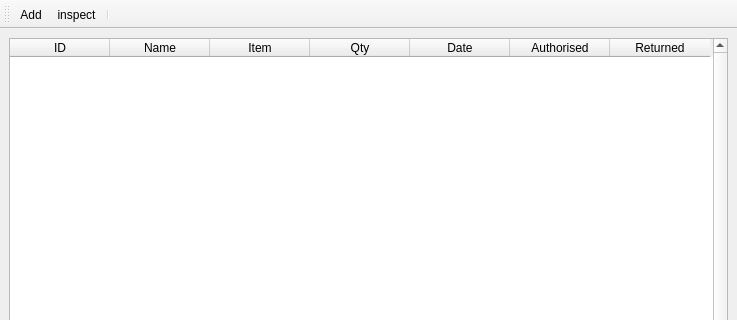
Qt form mainwindow.ui (an-owl/storeman) before a commit; both pictures show x 0 to 737 and y 0 to 320 of the 737 by 536 pixel window.
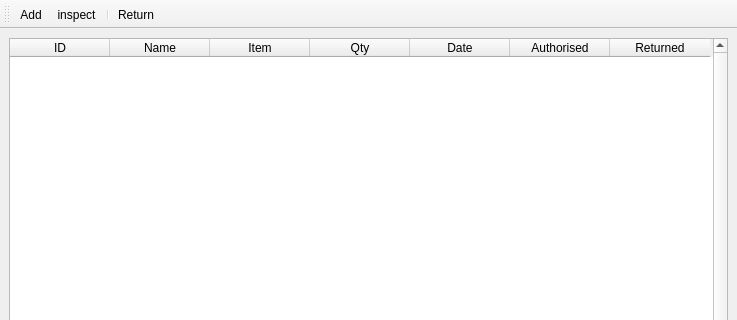
The same form after that commit.

Commit message: added action to return itme

What changed in the file:
```diff
--- a/mainwindow.ui
+++ b/mainwindow.ui
@@ -104,6 +104,7 @@
    <addaction name="actionAdd"/>
    <addaction name="actioninspect"/>
    <addaction name="separator"/>
+   <addaction name="actionReturn"/>
   </widget>
   <action name="actionAdd">
    <property name="text">
@@ -124,6 +125,17 @@
     <string>inspect selected record</string>
    </property>
   </action>
+  <action name="actionReturn">
+   <property name="text">
+    <string>Return</string>
+   </property>
+   <property name="toolTip">
+    <string>return an item</string>
+   </property>
+   <property name="shortcut">
+    <string>Ctrl+R</string>
+   </property>
+  </action>
  </widget>
  <resources/>
  <connections/>
```
